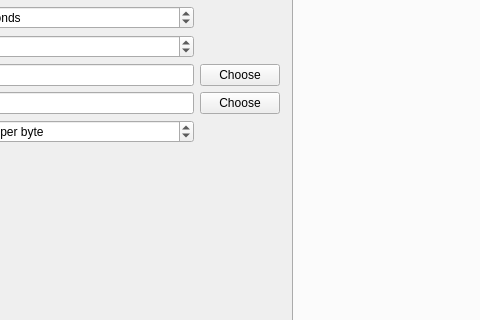
Qt form apps/GenesisForm/genesisForm.ui (assignonward/aosuite) before a commit; both pictures show x 165 to 645 and y 254 to 574 of the 907 by 846 pixel window.
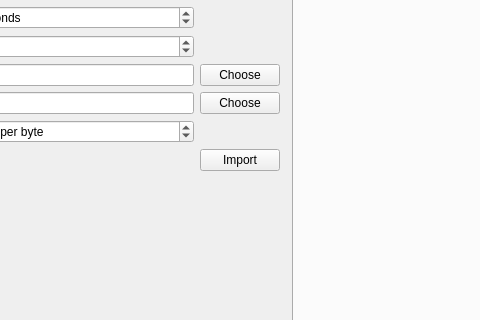
The same form after that commit. Icons and pictures are not drawn.

Commit message: baby steps toward publishing the block

```diff
--- a/apps/GenesisForm/genesisForm.ui
+++ b/apps/GenesisForm/genesisForm.ui
@@ -310,6 +310,13 @@
         </property>
        </spacer>
       </item>
+      <item row="11" column="2">
+       <widget class="QPushButton" name="importGenesisBlock">
+        <property name="text">
+         <string>Import</string>
+        </property>
+       </widget>
+      </item>
      </layout>
     </item>
     <item>
```
Left out of the diff: 2 changed lines with no effect on the pictures. The commit also changes 6 other files.
